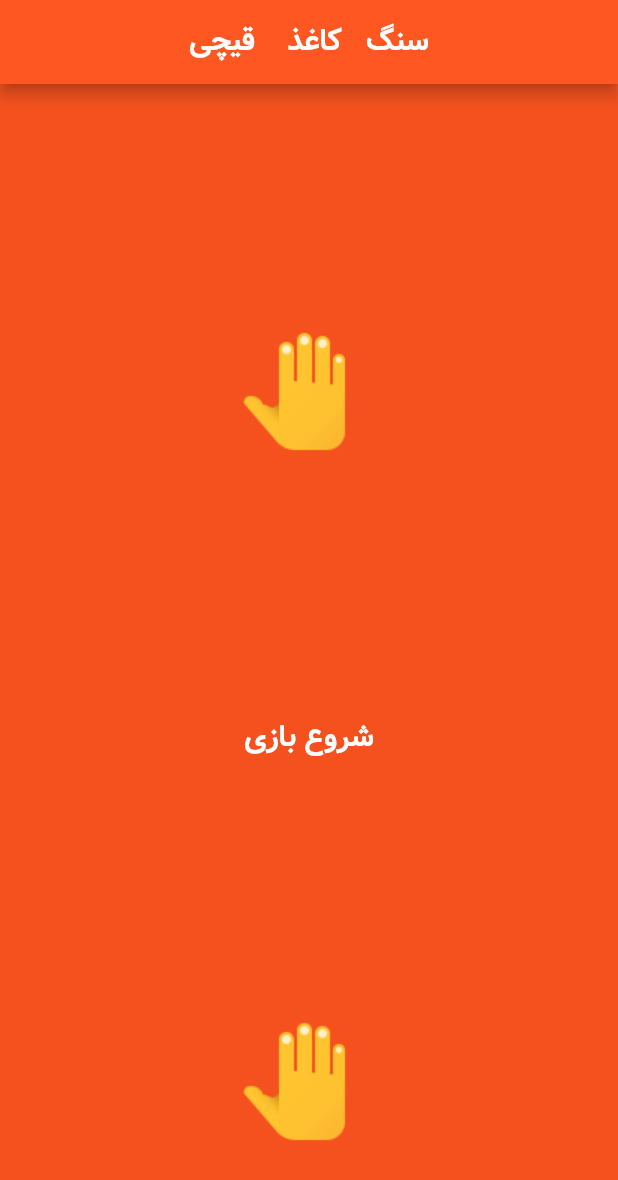
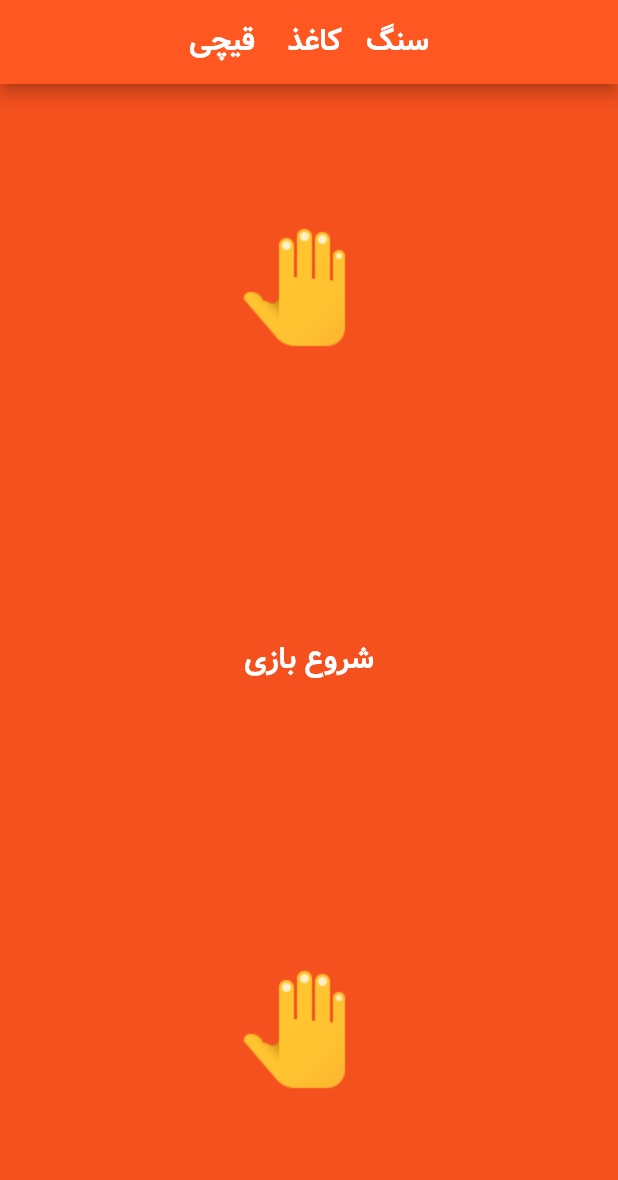
Before and after one commit to amirahmadadibi/rock_paper_scisser, a Flutter app: the screen it shows after launch, on a phone screen of 412 x 824 dp. Shown: the top 1180 px of the screen. Run offline on Flutter 3.47's test engine with Material 2 defaults, Android fonts, the phone set to English and light mode, and no system bars.

Commit message:
week6 E09-sovle chalnge remove scrolling

```diff
--- a/lib/main.dart
+++ b/lib/main.dart
@@ -29,13 +29,14 @@ class _GameApplicationState extends State<GameApplication> {
         ),
         backgroundColor: Colors.deepOrange[600],
         body: SafeArea(
-          child: SingleChildScrollView(
           child: Column(
             mainAxisSize: MainAxisSize.max,
+            mainAxisAlignment: MainAxisAlignment.spaceAround,
             crossAxisAlignment: CrossAxisAlignment.stretch,
             children: [
               Image(
                 image: AssetImage('images/$top.png'),
+                height: 100.0,
               ),
               TextButton(
                 style: TextButton.styleFrom(primary: Colors.white),
@@ -43,7 +44,6 @@ class _GameApplicationState extends State<GameApplication> {
                   setState(() {
                     top = Random().nextInt(3) + 1; //0-2-> 1 3
                     bottom = Random().nextInt(3) + 1;
-                      ;
                   });
                 },
                 child: Text(
@@ -53,9 +53,9 @@ class _GameApplicationState extends State<GameApplication> {
               ),
               Image(
                 image: AssetImage('images/$bottom.png'),
+                height: 100.0,
               ),
             ],
-            ),
           ),
         ),
       ),
```
Lines whose indentation alone changed are shown as unchanged.
